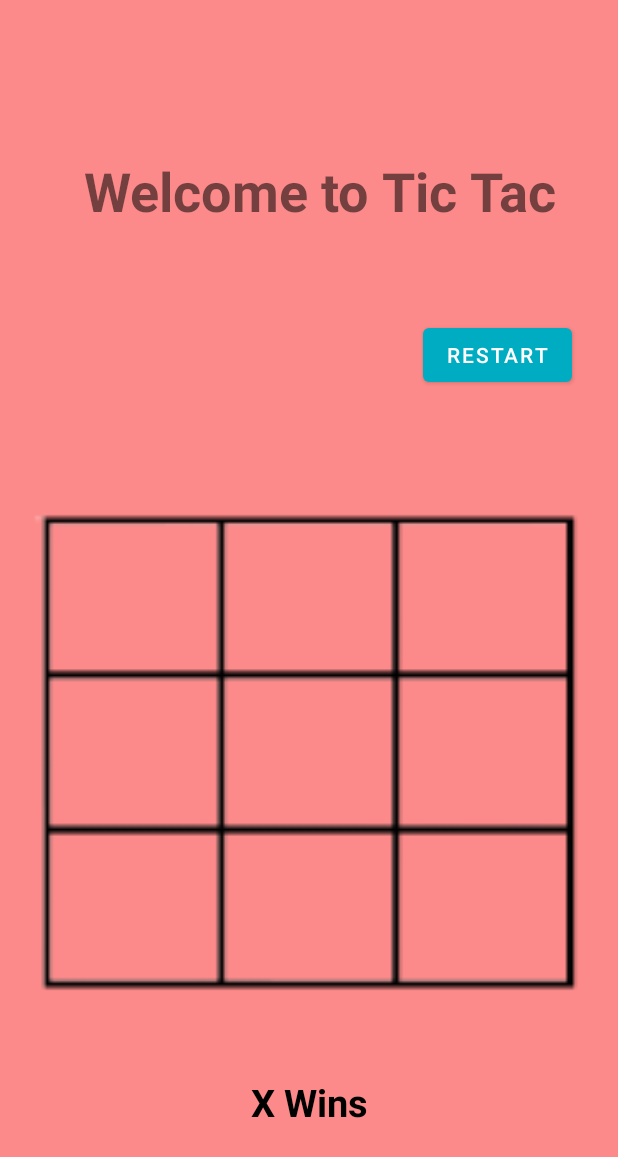
After one commit to devpaurakh/MyPortfolio, an Android app: the GameActivity screen opened directly, with no data from a screen before it, on a phone screen of 412 x 824 dp. The commit adds this screen. Shown: the top 1157 px of the screen. Run offline under Robolectric (Android 15) with nearby library versions, the light colour scheme and no system bars.

Commit message:
tic-tac-toe game

```diff
--- a/app/src/main/AndroidManifest.xml
+++ b/app/src/main/AndroidManifest.xml
@@ -13,6 +13,9 @@
         android:supportsRtl="true"
         android:theme="@style/Theme.PaurakhSaud"
         tools:targetApi="31">
+        <activity
+            android:name=".GameActivity"
+            android:exported="false" />
         <activity
             android:name=".IntroActivity"
             android:exported="false" />
--- a/app/src/main/java/np/com/paurakhsaud/paurakhsaud/IntroActivity.java
+++ b/app/src/main/java/np/com/paurakhsaud/paurakhsaud/IntroActivity.java
@@ -7,7 +7,6 @@ import android.os.Bundle;
 
 public class IntroActivity extends AppCompatActivity {
     ViewPager viewPager;
-
     @Override
     protected void onCreate(Bundle savedInstanceState) {
         super.onCreate(savedInstanceState);
@@ -15,5 +14,6 @@ public class IntroActivity extends AppCompatActivity {
         viewPager = findViewById(R.id.viewpager);
         IntroAdpter adpter= new IntroAdpter(getSupportFragmentManager());
         viewPager.setAdapter(adpter);
+
     }
 }
--- /dev/null
+++ b/app/src/main/res/layout/activity_game.xml
@@ -0,0 +1,197 @@
+<?xml version="1.0" encoding="utf-8"?>
+<androidx.constraintlayout.widget.ConstraintLayout xmlns:android="http://schemas.android.com/apk/res/android"
+    xmlns:app="http://schemas.android.com/apk/res-auto"
+    xmlns:tools="http://schemas.android.com/tools"
+    android:layout_width="match_parent"
+    android:layout_gravity="center"
+    android:background="@color/gameBtnColor"
+    android:layout_height="match_parent"
+    tools:context=".GameActivity">
+
+    <TextView
+        android:id="@+id/textView"
+        android:layout_width="337dp"
+        android:layout_height="50dp"
+        android:gravity="center"
+        android:text="@string/welcome_to_tic_tac_toe"
+        android:textSize="36sp"
+        android:textStyle="bold"
+        app:layout_constraintBottom_toBottomOf="parent"
+        app:layout_constraintHorizontal_bias="0.589"
+        app:layout_constraintLeft_toLeftOf="parent"
+        app:layout_constraintRight_toRightOf="parent"
+        app:layout_constraintTop_toTopOf="parent"
+        app:layout_constraintVertical_bias="0.133" />
+
+    <ImageView
+        android:id="@+id/imageView"
+        android:layout_width="507dp"
+        android:layout_height="603dp"
+        android:layout_marginTop="80dp"
+        android:layout_marginBottom="53dp"
+        android:contentDescription="@string/this_is_grid"
+        app:layout_constraintBottom_toBottomOf="parent"
+        app:layout_constraintEnd_toEndOf="parent"
+        app:layout_constraintHorizontal_bias="0.504"
+        app:layout_constraintStart_toStartOf="parent"
+        app:layout_constraintTop_toBottomOf="@+id/textView"
+        app:srcCompat="@mipmap/ic_maingrid" />
+
+    <LinearLayout
+        android:id="@+id/linearLayout"
+        android:layout_width="345dp"
+        android:layout_height="305dp"
+        android:orientation="vertical"
+        app:layout_constraintBottom_toBottomOf="@+id/imageView"
+        app:layout_constraintEnd_toEndOf="@+id/imageView"
+        app:layout_constraintHorizontal_bias="0.51"
+        app:layout_constraintStart_toStartOf="@+id/imageView"
+        app:layout_constraintTop_toTopOf="@+id/imageView"
+        app:layout_constraintVertical_bias="0.52">
+
+        <LinearLayout
+            android:layout_width="match_parent"
+            android:layout_height="match_parent"
+            android:layout_weight="1">
+
+            <ImageView
+                android:id="@+id/imageView0"
+                android:layout_width="match_parent"
+                android:layout_height="match_parent"
+                android:padding="15dp"
+                android:layout_weight="1"
+                android:onClick="playerTap"
+                android:tag="0"
+                tools:ignore="NestedWeights"
+                android:contentDescription="@string/_1st_box" />
+
+            <ImageView
+                android:id="@+id/imageView1"
+                android:layout_width="match_parent"
+                android:layout_height="match_parent"
+                android:padding="15dp"
+                android:layout_weight="1"
+                android:onClick="playerTap"
+                android:contentDescription="@string/_2nd_box"
+                android:tag="1" />
+
+            <ImageView
+                android:id="@+id/imageView2"
+                android:layout_width="match_parent"
+                android:layout_height="match_parent"
+                android:padding="15dp"
+                android:layout_weight="1"
+                android:onClick="playerTap"
+                android:contentDescription="@string/_3rd_box"
+                android:tag="2" />
+
+        </LinearLayout>
+
+        <LinearLayout
+            android:layout_width="match_parent"
+            android:layout_height="match_parent"
+            android:layout_weight="1">
+
+            <ImageView
+                android:id="@+id/imageView3"
+                android:layout_width="match_parent"
+                android:layout_height="match_parent"
+                android:contentDescription="@string/_4th_box"
+                android:padding="15dp"
+                android:layout_weight="1"
+                android:onClick="playerTap"
+                android:tag="3"
+                tools:ignore="NestedWeights" />
+
+            <ImageView
+                android:id="@+id/imageView4"
+                android:layout_width="match_parent"
+                android:layout_height="match_parent"
+                android:contentDescription="@string/_5th_box"
+                android:padding="15dp"
+                android:layout_weight="1"
+                android:onClick="playerTap"
+                android:tag="4" />
+
+            <ImageView
+                android:id="@+id/imageView5"
+                android:layout_width="match_parent"
+                android:layout_height="match_parent"
+                android:contentDescription="@string/_6th_box"
+                android:padding="15dp"
+                android:layout_weight="1"
+
+                android:onClick="playerTap"
+                android:tag="5" />
+
+        </LinearLayout>
+
+        <LinearLayout
+            android:layout_width="match_parent"
+            android:layout_height="match_parent"
+            android:layout_weight="1"
+            android:orientation="horizontal">
+
+            <ImageView
+                android:id="@+id/imageView6"
+                android:layout_width="match_parent"
+                android:layout_height="match_parent"
+                android:padding="15dp"
+                android:onClick="playerTap"
+                android:layout_weight="1"
+                android:contentDescription="@string/_7thbox"
+                android:tag="6"
+                tools:ignore="NestedWeights" />
+
+            <ImageView
+                android:id="@+id/imageView7"
+                android:layout_width="match_parent"
+                android:contentDescription="@string/eightBox"
+                android:layout_height="match_parent"
+                android:padding="15dp"
+                android:layout_weight="1"
+                android:onClick="playerTap"
+                android:tag="7"
+                tools:ignore="NestedWeights" />
+
+            <ImageView
+                android:id="@+id/imageView8"
+                android:layout_width="match_parent"
+                android:layout_height="match_parent"
+                android:layout_weight="1"
+                android:onClick="playerTap"
+                android:contentDescription="@string/ninthbox"
+                android:padding="15dp"
+                android:tag="8" />
+
+        </LinearLayout>
+
+
+    </LinearLayout>
+
+    <TextView
+        android:id="@+id/status"
+        android:layout_width="wrap_content"
+        android:layout_height="wrap_content"
+        android:layout_marginBottom="15sp"
+        android:text="@string/x_wins"
+        android:textColor="@color/black"
+        android:textSize="25sp"
+        android:textStyle="bold"
+        app:layout_constraintBottom_toBottomOf="parent"
+        app:layout_constraintEnd_toEndOf="parent"
+        app:layout_constraintStart_toStartOf="parent"
+        app:layout_constraintTop_toBottomOf="@+id/linearLayout" />
+
+    <Button
+        android:id="@+id/restart"
+        android:layout_width="wrap_content"
+        android:layout_height="wrap_content"
+        android:layout_marginTop="60dp"
+        android:text="ReStart"
+        app:layout_constraintEnd_toEndOf="@+id/textView"
+        app:layout_constraintHorizontal_bias="1.0"
+        app:layout_constraintStart_toStartOf="@+id/textView"
+        app:layout_constraintTop_toBottomOf="@+id/textView" />
+
+</androidx.constraintlayout.widget.ConstraintLayout>
--- a/app/src/main/res/layout/fragment_contact.xml
+++ b/app/src/main/res/layout/fragment_contact.xml
@@ -61,7 +61,8 @@
                 android:outlineAmbientShadowColor="@color/black"
                 android:clickable="true"
                 android:layout_height="100dp"
-                android:focusable="true">
+                android:focusable="true"
+                tools:ignore="UnusedAttribute">
 
                 <TextView
                     android:id="@+id/callme"
--- a/app/src/main/res/values/strings.xml
+++ b/app/src/main/res/values/strings.xml
@@ -1,10 +1,10 @@
-<resources>
+<resources xmlns:tools="http://schemas.android.com/tools">
     <string name="app_name">Paurakh Saud</string>
     <string name="logo">logo of the app</string>
     <string name="all_the_right_are_reserved_by_paurakh_saud">All the Right are Reserved by Paurakh Saud</string>
     <!-- TODO: Remove or change this placeholder text -->
     <string name="hello_blank_fragment">Hello blank fragment</string>
-    <string name="myphoto">This is my photo</string>
+    <string name="myPhoto">This is my photo</string>
     <string name="paurakh_saud">Paurakh Saud</string>
     <string name="age_19">Age : 19</string>
     <string name="mobile_app_developer">Mobile App Developer</string>
@@ -12,8 +12,8 @@
     <string name="hire_me">Hire me</string>
     <string name="my_cv">My CV</string>
     <string name="this_is_scrollviewInContactPage">this is scrollViewInContactPage</string>
-    <string name="this_is_scrollviewincontactpage">this_is_scrollviewInContactPage</string>
-    <string name="arrowbutton">ArrowButton</string>
+    <string name="this_is_scrollViewInContactPage">this_is_scrollviewInContactPage</string>
+    <string name="arrowButton">ArrowButton</string>
     <string name="contact_me">Contact Me</string>
     <string name="illustrtion_contact">illustrtion_contact</string>
     <string name="call_me">Call me</string>
@@ -49,5 +49,21 @@
     <string name="c_sharp">C- Sharp</string>
     <string name="swift">Swift</string>
     <string name="html_css_and_javascript">HTML, CSS And Javascript</string>
-    <string name="wanna_play_game">Wanna Play Game ?</string>
+    <string name="wanna_play_game" tools:ignore="Typos">Wanna Play Game ?</string>
+    <string name="taptoplay">X\'s Turn - Tap to play</string>
+    <string name="welcome_to_tic_tac_toe">Welcome to Tic Tac Toe</string>
+    <string name="this_is_grid">This is grid</string>
+    <string name="oturn">O\'s Turn - Tap to play</string>
+    <string name="xturn">X\'s Turn - Tap to play</string>
+    <string name="x_wins">X Wins</string>
+    <string name="_7thbox">7thBOx</string>
+    <string name="ninthbox">NinthBOx</string>
+    <string name="eightBox">eightBox</string>
+    <string name="_6th_box">6th box</string>
+    <string name="_5th_box">5th Box</string>
+    <string name="_4th_box">4th box</string>
+    <string name="_3rd_box">3rd Box</string>
+    <string name="_2nd_box">2nd Box</string>
+    <string name="_1st_box">1st Box</string>
+    <string name="this_is_scrollviewincontactpage">this_is_scrollviewincontactpage</string>
 </resources>
```
Also changed, not shown: app/src/main/java/np/com/paurakhsaud/paurakhsaud/GameActivity.java (added, +104 -0 lines), app/src/main/java/np/com/paurakhsaud/paurakhsaud/HomeFragment.java (+22 -51 lines), app/src/main/res/layout-v26/fragment_home.xml (+10 -4 lines), app/src/main/res/layout/fragment_home.xml (+11 -4 lines), app/src/main/res/values/colors.xml (+9 -0 lines), app/src/main/res/mipmap-mdpi/ic_o.png (added), app/src/main/res/mipmap-mdpi/ic_x.png (added), app/src/main/res/mipmap-xxxhdpi/ic_maingrid.png (added).
